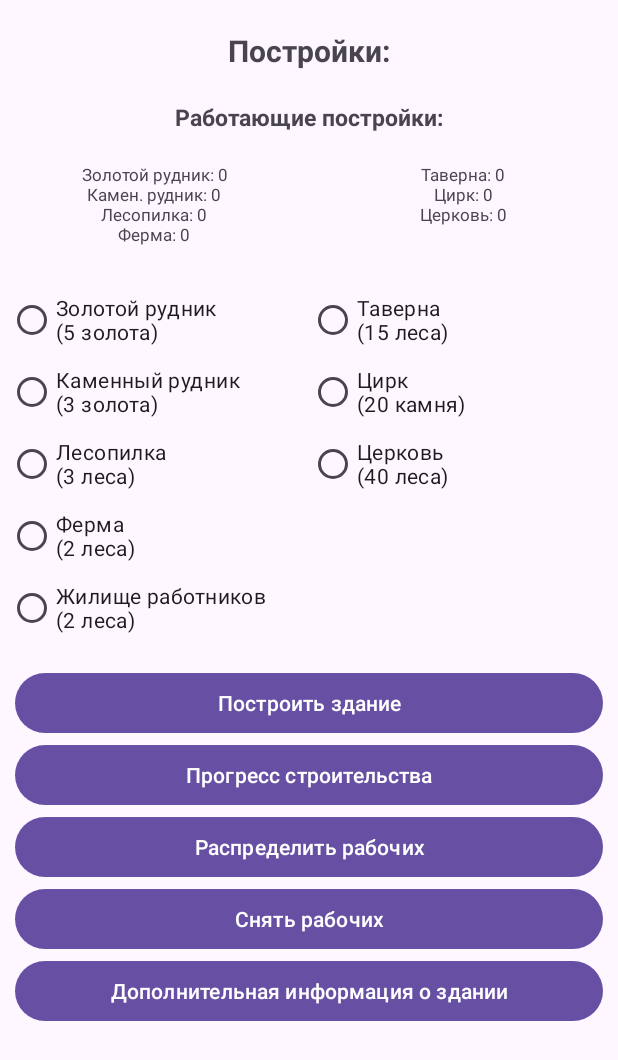
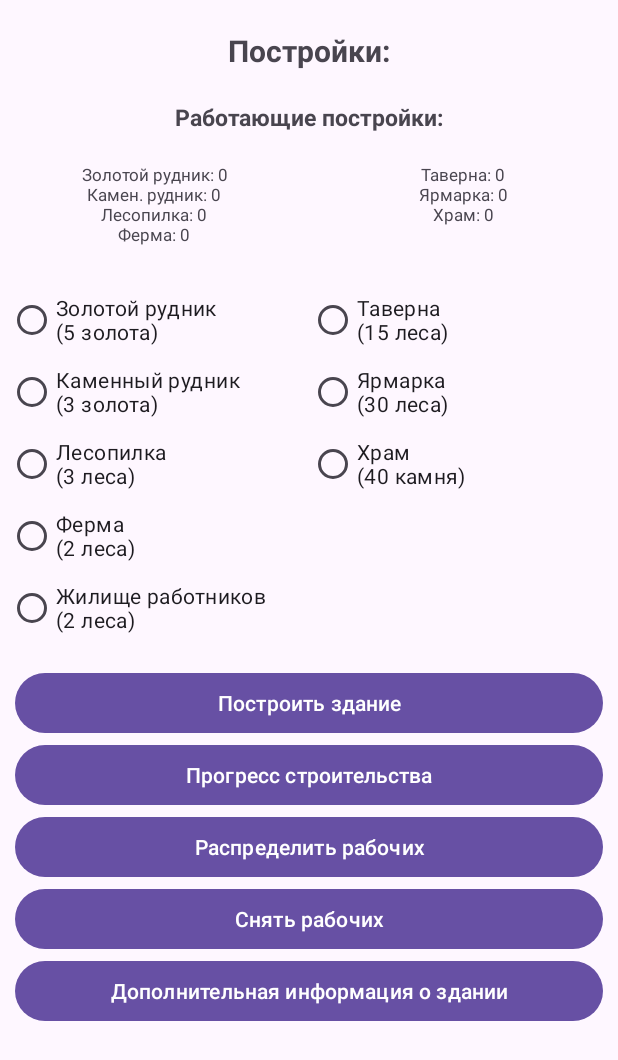
Before and after one commit to PavelRost/IBuilder, an Android app: the screen it shows after launch (BuildingMainActivity), after a tap on "Постройки", on a phone screen of 412 x 824 dp. Shown: the top 1060 px of the screen. Run offline under Robolectric (Android 15) with nearby library versions, the phone set to English and light mode, and no system bars; our stand-ins replace Room's generated code.

Commit message:
fix: Изменено название зданий

```diff
--- a/app/src/main/java/com/example/ibuilder/model/building/consumer/Church.kt
+++ b/app/src/main/java/com/example/ibuilder/model/building/consumer/Church.kt
@@ -6,7 +6,7 @@ import com.example.ibuilder.model.building.AbstractBuilding
 import com.example.ibuilder.model.building.TypeBuilding
 
 data class Church(
-    override var name: String = "Церковь",
+    override var name: String = "Храм",
     override val serialNumber: Int,
     override val typeBuild: TypeBuilding = TypeBuilding.CONSUMER_CHURCH,
     override var constructionTime: Int = 5,
--- a/app/src/main/java/com/example/ibuilder/model/building/consumer/Circus.kt
+++ b/app/src/main/java/com/example/ibuilder/model/building/consumer/Circus.kt
@@ -6,7 +6,7 @@ import com.example.ibuilder.model.building.AbstractBuilding
 import com.example.ibuilder.model.building.TypeBuilding
 
 data class Circus(
-    override var name: String = "Цирк",
+    override var name: String = "Ярмарка",
     override val serialNumber: Int,
     override val typeBuild: TypeBuilding = TypeBuilding.CONSUMER_CIRCUS,
     override var constructionTime: Int = 3,
--- a/app/src/main/java/com/example/ibuilder/service/BuildingService.kt
+++ b/app/src/main/java/com/example/ibuilder/service/BuildingService.kt
@@ -22,8 +22,8 @@ object BuildingService {
         TypeBuilding.PRODUCER_FOOD to mapOf(TypeResources.WOOD to 2),
         TypeBuilding.PRODUCER_WORKER to mapOf(TypeResources.WOOD to 2),
         TypeBuilding.CONSUMER_TAVERN to mapOf(TypeResources.WOOD to 15),
-        TypeBuilding.CONSUMER_CIRCUS to mapOf(TypeResources.STONE to 20),
-        TypeBuilding.CONSUMER_CHURCH to mapOf(TypeResources.WOOD to 40)
+        TypeBuilding.CONSUMER_CIRCUS to mapOf(TypeResources.WOOD to 30),
+        TypeBuilding.CONSUMER_CHURCH to mapOf(TypeResources.STONE to 40)
     )
 
     val costWork = mapOf(
@@ -208,10 +208,10 @@ object BuildingService {
         "Таверна: ${
             getAllWorkingConsumerBuilding().filter { it.typeBuild == TypeBuilding.CONSUMER_TAVERN }.size
         }\n" +
-                "Цирк: ${
+                "Ярмарка: ${
                     getAllWorkingConsumerBuilding().filter { it.typeBuild == TypeBuilding.CONSUMER_CIRCUS }.size
                 }\n" +
-                "Церковь: ${
+                "Храм: ${
                     getAllWorkingConsumerBuilding().filter { it.typeBuild == TypeBuilding.CONSUMER_CHURCH }.size
                 }"
 
--- a/app/src/main/java/com/example/ibuilder/service/IndicatorService.kt
+++ b/app/src/main/java/com/example/ibuilder/service/IndicatorService.kt
@@ -186,11 +186,11 @@ object IndicatorService {
                     BuildingService.getAllBuildingByType(TypeBuilding.CONSUMER_TAVERN)
                         ?.filter { it.constructionTime == 0 }?.size
                 }\n" +
-                "Цирк: ${
+                "Ярмарка: ${
                     BuildingService.getAllBuildingByType(TypeBuilding.CONSUMER_CIRCUS)
                         ?.filter { it.constructionTime == 0 }?.size
                 }\n" +
-                "Церковь: ${
+                "Храм: ${
                     BuildingService.getAllBuildingByType(TypeBuilding.CONSUMER_CHURCH)
                         ?.filter { it.constructionTime == 0 }?.size
                 }"
--- a/app/src/main/res/values/strings.xml
+++ b/app/src/main/res/values/strings.xml
@@ -25,8 +25,8 @@
     <string name="building_food">Ферма\n(2 леса)</string>
     <string name="building_house_workers">Жилище работников\n(2 леса)</string>
     <string name="building_tavern">Таверна\n(15 леса)</string>
-    <string name="building_circus">Цирк\n(20 камня)</string>
-    <string name="building_church">Церковь\n(40 леса)</string>
+    <string name="building_circus">Ярмарка\n(30 леса)</string>
+    <string name="building_church">Храм\n(40 камня)</string>
     <string name="button_construction">Построить здание</string>
     <string name="button_status_construction">Прогресс строительства</string>
     <string name="button_working_buildings">Работающие производства</string>
```
